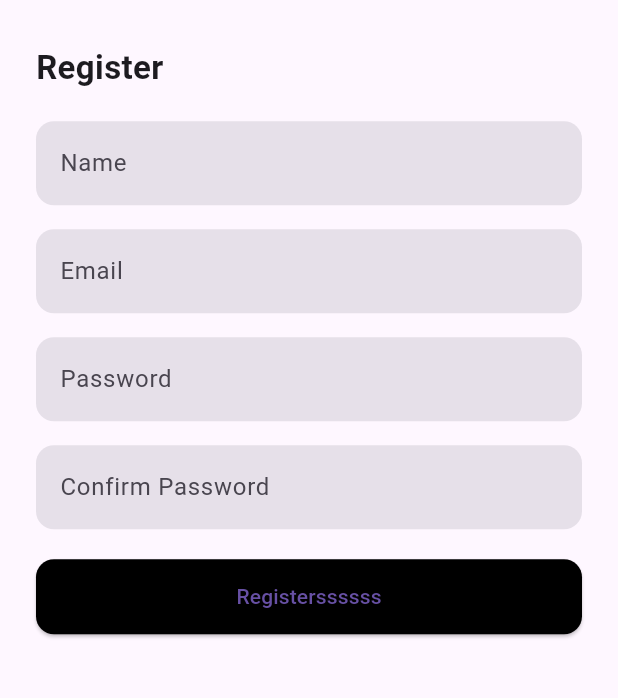
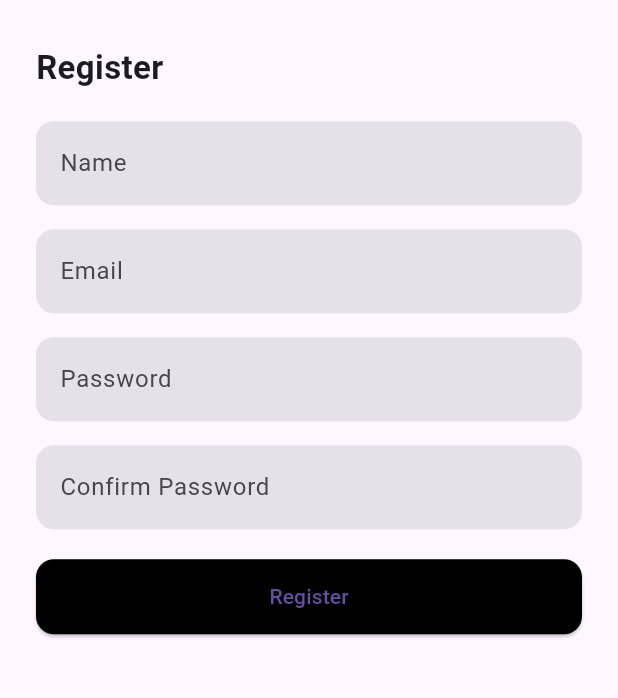
Before and after one commit to Joshua-CB010958/PetCoApp, a Flutter app: the RegisterPage screen opened by its route, on a phone screen of 412 x 824 dp, the part 463-1161 px from its top. Run offline on Flutter 3.47's test engine with Material 3 defaults, Android fonts, the light colour scheme and no system bars; our stand-ins replace connectivity_plus, geocoding, geolocator, image_picker, supabase_flutter; accounts and stored records are empty.

Commit message:
commit app

```diff
--- a/lib/main.dart
+++ b/lib/main.dart
@@ -388,7 +388,7 @@ class RegisterPage extends StatelessWidget {
                         Navigator.pushNamed(context, '/store');
                       }
                     },
-                    child: const Text('Registerssssss'),
+                    child: const Text('Register'),
                   ),
                 ),
               ],
```
